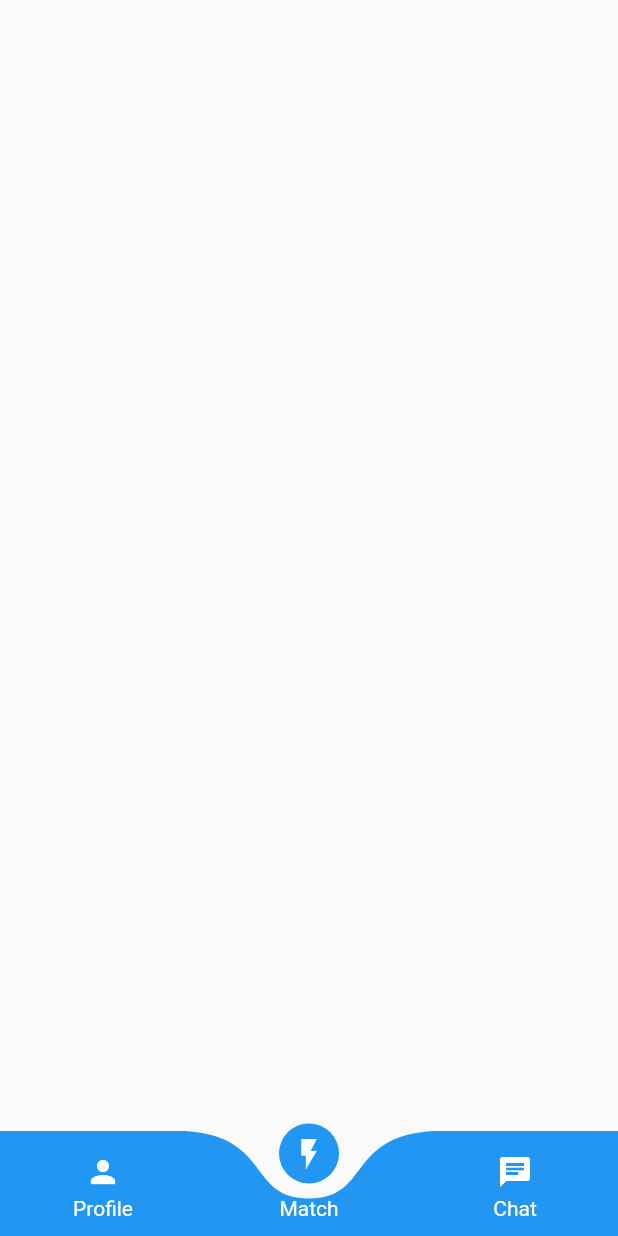
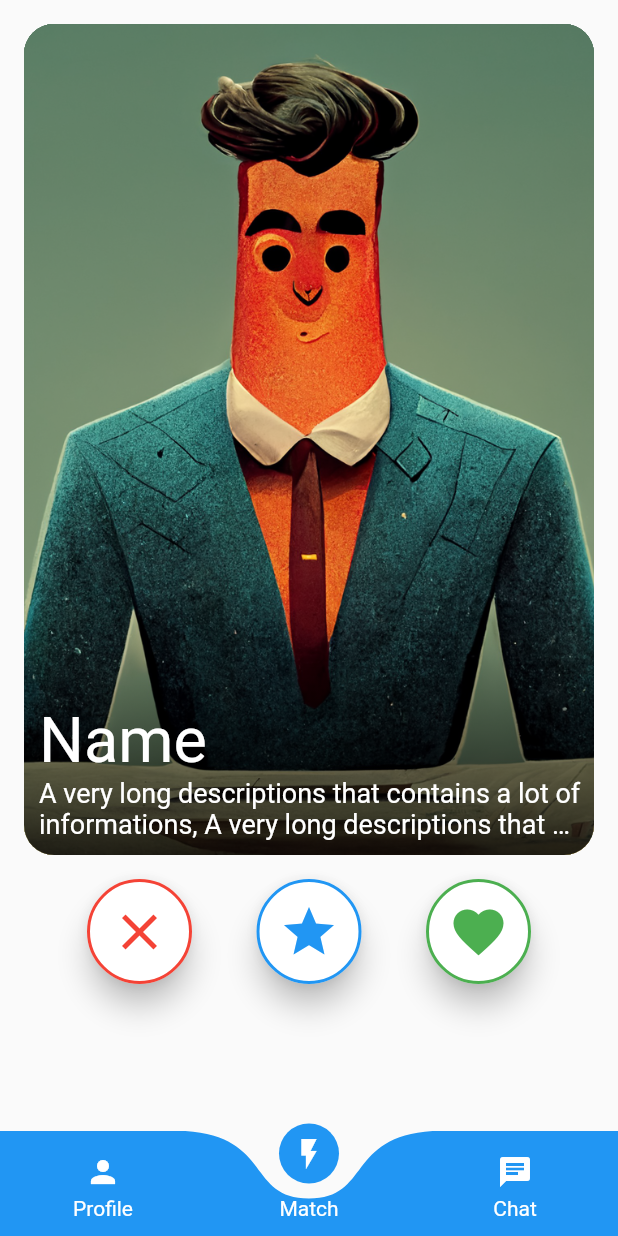
Before and after one commit to Gavinkaa/Lauzhack2022-Jober, a Flutter app: the screen it shows after launch, on a phone screen of 412 x 824 dp. Run offline on Flutter 3.47's test engine with Material 2 defaults, Android fonts, the phone set to English and light mode, and no system bars; drawn by our look-alikes of curved_labeled_navigation_bar; generated files the repository leaves out were written again.

Commit message:
Working tinder cards

```diff
--- a/frontend/lib/main.dart
+++ b/frontend/lib/main.dart
@@ -1,4 +1,5 @@
 import 'package:flutter/material.dart';
+import 'package:jober/src/ui/match/match_view_model.dart';
 import 'package:jober/src/ui/navigation/navigation_view_model.dart';
 import 'package:provider/provider.dart';
 
@@ -8,6 +9,7 @@ void main() async {
   runApp(
     MultiProvider(providers: [
       ChangeNotifierProvider(create: (_) => NavigationViewModel()),
+      ChangeNotifierProvider(create: (_) => MatchViewModel()),
     ], child: const MyApp()),
   );
 }
--- /dev/null
+++ b/frontend/lib/src/models/data/job.dart
@@ -0,0 +1,27 @@
+
+class Job {
+  final List<String> skills;
+  final String location;
+  final String name;
+  final String description;
+  final String level;
+  final String imageUrl;
+
+  Job({
+    required this.skills,
+    required this.location,
+    required this.name,
+    required this.description,
+    required this.level,
+    this.imageUrl = "assets/images/job_default.png",
+  });
+
+  Job.fromJson(Map<String, dynamic> json) : this (
+    skills: json['skills'],
+    location: json['location'],
+    name: json['name'],
+    description: json['description'],
+    level: json['level'],
+    imageUrl: json['imageUrl'],
+  );
+}
--- a/frontend/lib/src/ui/match/match_view.dart
+++ b/frontend/lib/src/ui/match/match_view.dart
@@ -1,15 +1,136 @@
 import 'package:flutter/material.dart';
+import 'package:flutter/services.dart';
 import 'package:jober/src/ui/match/match_view_model.dart';
+import 'package:jober/src/ui/match/tinder_card.dart';
+import 'package:provider/provider.dart';
 
 class MatchView extends StatelessWidget {
   MatchView({Key? key}) : super(key: key);
-  final MatchViewModel _viewModel = MatchViewModel();
   static const routeName = "/match";
 
   @override
   Widget build(BuildContext context) {
     return Scaffold(
-
+      body: SafeArea(
+        child: Container(
+            alignment: Alignment.center,
+            padding: const EdgeInsets.all(16),
+            child: Column(
+              children: [
+                buildCards(context),
+                const SizedBox(height: 16,),
+                buildButtons(context),
+              ],
+            )
+        ),
+      )
     );
   }
+
+  Widget buildCards(BuildContext context) {
+    final viewModel = Provider.of<MatchViewModel>(context);
+    final jobs = viewModel.jobs;
+    return jobs.isEmpty ? Center(
+      child: ElevatedButton(
+        child: const Text("Restart"),
+        onPressed: () {
+          viewModel.resetUsers();
+        },
+      ),
+    )
+        : Stack(
+      children: jobs.map((job) => TinderCard(
+          job: job,
+          isFront: jobs.last == job
+      )).toList(),
+    );
+  }
+
+  Widget buildButtons(BuildContext context) {
+    final viewModel = Provider.of<MatchViewModel>(context);
+    final status = viewModel.getStatus();
+    final isLike = status == CardStatus.like;
+    final isDislike = status == CardStatus.dislike;
+    final isSuperLike = status == CardStatus.superLike;
+    return Row(
+      mainAxisAlignment: MainAxisAlignment.spaceEvenly,
+      children: [
+        ElevatedButton(
+            style: ButtonStyle(
+              foregroundColor: getColor(Colors.red, Colors.white, isDislike),
+              backgroundColor: getColor(Colors.white, Colors.red, isDislike),
+              shape: MaterialStateProperty.all(const CircleBorder()),
+              side: getBorder(Colors.red, isDislike),
+              minimumSize:MaterialStateProperty.all(const Size.square(70)),
+              elevation: getElevation(isDislike),
+            ),
+            onPressed: () {
+              HapticFeedback.lightImpact();
+              viewModel.dislike();
+            },
+            child: const Icon(Icons.clear, size: 40)
+        ),
+        ElevatedButton(
+            style: ButtonStyle(
+              foregroundColor: getColor(Colors.blue, Colors.white, isSuperLike),
+              backgroundColor: getColor(Colors.white, Colors.blue, isSuperLike),
+              shape: MaterialStateProperty.all(const CircleBorder()),
+              side: getBorder(Colors.blue, isSuperLike),
+              minimumSize:MaterialStateProperty.all(const Size.square(70)),
+              elevation: getElevation(isSuperLike),
+            ),
+            onPressed: () {
+              HapticFeedback.lightImpact();
+              viewModel.superlike();
+            },
+            child: const Icon(Icons.star, size: 40)
+        ),
+        ElevatedButton(
+            style: ButtonStyle(
+              foregroundColor: getColor(Colors.green, Colors.white, isLike),
+              backgroundColor: getColor(Colors.white, Colors.green, isLike),
+              shape: MaterialStateProperty.all(const CircleBorder()),
+              side: getBorder(Colors.green, isLike),
+              minimumSize:MaterialStateProperty.all(const Size.square(70)),
+              elevation: getElevation(isLike),
+            ),
+            onPressed: () {
+              HapticFeedback.lightImpact();
+              viewModel.like();
+            },
+            child: const Icon(Icons.favorite, size: 40)
+        ),
+      ],
+    );
+  }
+
+  MaterialStateProperty<Color> getColor(Color color, Color colorPressed, bool force) {
+    getColor(Set<MaterialState> states) {
+      if (force || states.contains(MaterialState.pressed)) {
+        return colorPressed;
+      }
+      return color;
+    }
+    return MaterialStateProperty.resolveWith(getColor);
+  }
+
+  MaterialStateProperty<double> getElevation(bool force) {
+    getElevation(Set<MaterialState> states) {
+      if (force || states.contains(MaterialState.pressed)) {
+        return 3.0;
+      }
+      return 8.0;
+    }
+    return MaterialStateProperty.resolveWith(getElevation);
+  }
+
+  MaterialStateProperty<BorderSide> getBorder(Color color, bool force) {
+    getBorder(Set<MaterialState> states) {
+      if (force || states.contains(MaterialState.pressed)) {
+        return const BorderSide(color: Colors.transparent);
+      }
+      return BorderSide(color: color, width: 2);
+    }
+    return MaterialStateProperty.resolveWith(getBorder);
+  }
 }
--- a/frontend/lib/src/ui/match/match_view_model.dart
+++ b/frontend/lib/src/ui/match/match_view_model.dart
@@ -1,5 +1,135 @@
 
-class MatchViewModel {
+import 'dart:math';
 
+import 'package:flutter/material.dart';
+import 'package:jober/src/models/data/job.dart';
 
+enum CardStatus { like, dislike, superLike }
+
+class MatchViewModel extends ChangeNotifier {
+  List<Job> _jobs = [];
+  bool _isDragging = false;
+  Offset _position = Offset.zero;
+  Size _screenSize = Size.zero;
+  double _angle = 0;
+
+  List<Job> get jobs => _jobs;
+  bool get isDragging => _isDragging;
+  Offset get position => _position;
+  double get angle => _angle;
+
+  MatchViewModel() {
+    resetUsers();
+  }
+
+  void setScreenSize(Size size) => _screenSize = size;
+
+  void startPosition(DragStartDetails details) {
+    _isDragging = true;
+  }
+  void updatePosition(DragUpdateDetails details) {
+    _position += details.delta;
+
+    final x = _position.dx;
+    _angle = 45 * x / _screenSize.width;
+
+    notifyListeners();
+  }
+  void endPosition() {
+    _isDragging = false;
+    final status = getStatus(force: true);
+
+    switch (status) {
+      case CardStatus.like:
+        like();
+        break;
+      case CardStatus.dislike:
+        dislike();
+        break;
+      case CardStatus.superLike:
+        superlike();
+        break;
+      default:
+        resetPosition();
+    }
+
+    notifyListeners();
+  }
+
+  double getStatusOpacity() {
+    const delta = 100;
+    final pos = max(_position.dx.abs(), _position.dy.abs());
+    final opacity = pos/delta;
+
+    return min(opacity, 1);
+  }
+
+  CardStatus? getStatus({bool force = false}) {
+    final x = _position.dx;
+    final y = _position.dy;
+    double delta = 30;
+    if (force) {
+      delta = 100;
+    }
+    if (x >= delta) {
+      return CardStatus.like;
+    }
+    if (x <= -delta) {
+      return CardStatus.dislike;
+    }
+    if (y <= -delta/2 && x.abs() < 30) {
+      return CardStatus.superLike;
+    }
+    return null;
+  }
+
+  void resetPosition() {
+    _isDragging = false;
+    _position = Offset.zero;
+    _angle = 0;
+    notifyListeners();
+  }
+
+  void resetUsers() {
+    _jobs = <Job>[
+          Job(name: "Name", description: "A very long descriptions that contains a lot of informations, A very long descriptions that contains a lot of informations !", level: "Level", location: "Location", skills: ["Skill1", "Skill2", "Skill3"]),
+          Job(name: "Name2", description: "Description2", level: "Level2", location: "Location2", skills: ["Skill1", "Skill2", "Skill3"]),
+          Job(name: "Name2", description: "Description2", level: "Level2", location: "Location2", skills: ["Skill1", "Skill2", "Skill3"]),
+          Job(name: "Name2", description: "Description2", level: "Level2", location: "Location2", skills: ["Skill1", "Skill2", "Skill3"]),
+          Job(name: "Name2", description: "Description2", level: "Level2", location: "Location2", skills: ["Skill1", "Skill2", "Skill3"]),
+          ].reversed.toList();
+    notifyListeners();
+  }
+
+  void like() {
+    _angle = 20;
+    _position += Offset(2*_screenSize.width, 0);
+    _nextCard();
+
+    notifyListeners();
+  }
+
+  void dislike() {
+    _angle = -20;
+    _position -= Offset(2*_screenSize.width, 0);
+    _nextCard();
+
+    notifyListeners();
+  }
+
+  void superlike() {
+    _angle = 0;
+    _position -= Offset(0, _screenSize.height);
+    _nextCard();
+
+    notifyListeners();
+  }
+
+  void _nextCard() async {
+    if (_jobs.isEmpty) return;
+
+    await Future.delayed(const Duration(milliseconds: 200));
+    _jobs.removeLast();
+    resetPosition();
+  }
 }
--- /dev/null
+++ b/frontend/lib/src/ui/match/tinder_card.dart
@@ -0,0 +1,183 @@
+import 'dart:math';
+
+import 'package:flutter/material.dart';
+import 'package:jober/src/models/data/job.dart';
+import 'package:jober/src/ui/match/match_view_model.dart';
+import 'package:provider/provider.dart';
+
+class TinderCard extends StatefulWidget {
+  final Job job;
+  final bool isFront;
+  const TinderCard({
+    Key? key,
+    required this.job,
+    required this.isFront,
+  }) : super(key: key);
+
+  @override
+  _TinderCardState createState() => _TinderCardState();
+}
+
+class _TinderCardState extends State<TinderCard> {
+  @override
+  void initState() {
+    super.initState();
+
+    WidgetsBinding.instance.addPostFrameCallback((_) {
+      final size = MediaQuery.of(context).size;
+      final viewModel = Provider.of<MatchViewModel>(context, listen: false);
+      viewModel.setScreenSize(size);
+    });
+  }
+
+  @override
+  Widget build(BuildContext context) {
+    return Container(
+      height: MediaQuery.of(context).size.height-270,
+      child: widget.isFront ? buildFrontCard() : buildCard(),
+    );
+  }
+
+  Widget buildFrontCard() => GestureDetector(
+    child: LayoutBuilder(
+        builder: (context, constraints) {
+          final viewModel = Provider.of<MatchViewModel>(context);
+          final position = viewModel.position;
+          final miliseconds = viewModel.isDragging ? 0 : 400;
+
+          final center = constraints.smallest.center(Offset.zero);
+          final angle = viewModel.angle * pi / 180;
+          final rotatedMatrix = Matrix4.identity()
+            ..translate(center.dx, center.dy)
+            ..rotateZ(angle)
+            ..translate(-center.dx, -center.dy);
+          return AnimatedContainer(
+              curve: Curves.easeInOut,
+              duration: Duration(milliseconds: miliseconds),
+              transform: rotatedMatrix..translate(position.dx, position.dy),
+              child: Stack(
+                  children: [
+                    buildCard(),
+                    buildStamps(),
+                  ]
+              )
+          );
+        }
+    ),
+    onPanStart: (details) {
+      final viewModel = Provider.of<MatchViewModel>(context, listen: false);
+      viewModel.startPosition(details);
+    },
+    onPanUpdate: (details) {
+      final viewModel = Provider.of<MatchViewModel>(context, listen: false);
+      viewModel.updatePosition(details);
+    },
+    onPanEnd: (details) {
+      final viewModel = Provider.of<MatchViewModel>(context, listen: false);
+      viewModel.endPosition();
+    },
+  );
+
+  Widget buildCard() => ClipRRect(
+    borderRadius: BorderRadius.circular(20),
+    child: Stack(
+      children: [
+        Container(
+          decoration: BoxDecoration(
+            image: DecorationImage(
+              image: widget.job.imageUrl.contains("assets") ? AssetImage(widget.job.imageUrl) as ImageProvider
+                  : NetworkImage(widget.job.imageUrl),
+              fit: BoxFit.cover,
+            ),
+          ),
+        ),
+        buildCardOverlay(),
+        buildInfo()
+      ]
+    ),
+  );
+
+  buildStamps() {
+    final viewModel = Provider.of<MatchViewModel>(context);
+    final status = viewModel.getStatus();
+    final opacity = viewModel.getStatusOpacity();
+
+    switch(status) {
+      case CardStatus.like:
+        final child = buildStamp(angle: -0.5, color: Colors.green, text: "LIKE", opacity: opacity);
+        return Positioned(top: 64, left: 50, child: child,);
+      case CardStatus.dislike:
+        final child = buildStamp(angle: 0.5, color: Colors.red, text: "NOPE", opacity: opacity);
+        return Positioned(top: 64, right: 50, child: child,);
+      case CardStatus.superLike:
+        final child = buildStamp(color: Colors.blue, text: "SUPER\nLIKE", opacity: opacity);
+        return Positioned(bottom: 64, right: 50, left: 50, child: child,);
+      default:
+        return Container();
+    }
+  }
+
+  Widget buildStamp({
+    double angle = 0,
+    required Color color,
+    required String text,
+    required double opacity,
+  }) {
+    return Opacity(
+      opacity: opacity,
+      child: Transform.rotate(
+        angle: angle,
+        child: Container(
+          padding: const EdgeInsets.symmetric(horizontal: 8),
+          decoration: BoxDecoration(
+              borderRadius: BorderRadius.circular(12),
+              border: Border.all(color: color, width: 4)
+          ),
+          child: Text(
+            text,
+            textAlign: TextAlign.center,
+            style: TextStyle(
+              color: color,
+              fontSize: 48,
+              fontWeight: FontWeight.bold,
+            ),
+          ),
+        ),
+      ),
+    );
+  }
+
+  Widget buildInfo() {
+    return Positioned(
+      bottom: 10,
+      left: 10,
+      child: Column(
+        crossAxisAlignment: CrossAxisAlignment.start,
+        children: [
+          Text(widget.job.name, style: const TextStyle(color: Colors.white, fontSize: 42),),
+          Container(
+            width: MediaQuery.of(context).size.width-50,
+            child: Text(widget.job.description, style: const TextStyle(color: Colors.white, fontSize: 18), maxLines: 2, overflow: TextOverflow.ellipsis),
+          )
+        ],
+      ),
+    );
+  }
+
+  Widget buildCardOverlay() {
+    return Container(
+      decoration: BoxDecoration(
+        borderRadius: BorderRadius.circular(20),
+        gradient: LinearGradient(
+          begin: Alignment.topCenter,
+          end: Alignment.bottomCenter,
+          colors: [
+            Colors.transparent,
+            Colors.black.withOpacity(0.8),
+          ],
+          stops: [0.7, 1.0],
+        ),
+      ),
+    );
+  }
+}
```
Also changed, not shown: frontend/assets/images/2.0x/flutter_logo.png (deleted), frontend/assets/images/3.0x/flutter_logo.png (deleted), frontend/assets/images/flutter_logo.png (deleted), frontend/assets/images/job_default.png (added), 2 other files.
